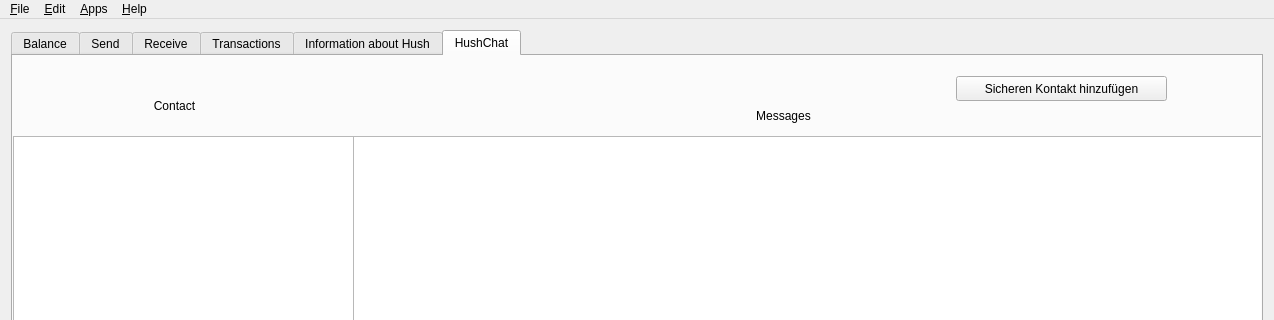
jahway603/SilentDragonLite, file src/mainwindow.ui: the form before one commit; both pictures show x 0 to 1274 and y 0 to 320 of the 1274 by 779 pixel window.
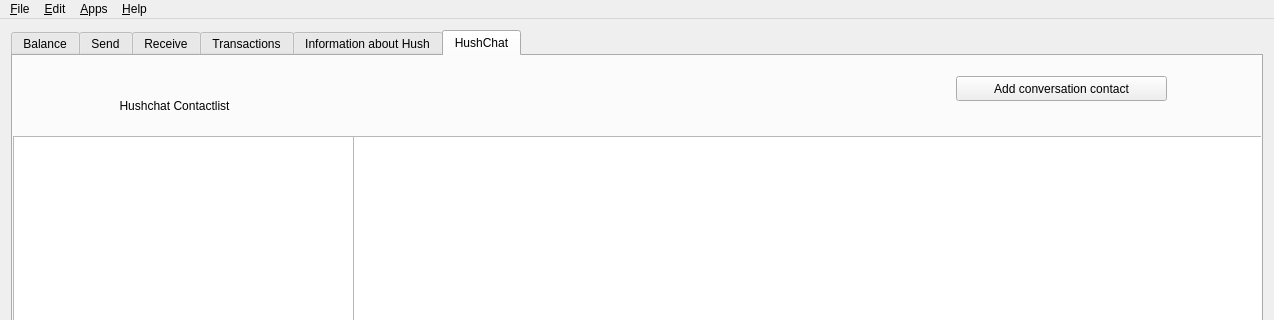
The form after the commit. Icons and pictures are not drawn. Custom widgets are drawn as their Qt base class.

What changed in the file:
```diff
--- a/src/mainwindow.ui
+++ b/src/mainwindow.ui
@@ -1348,7 +1348,7 @@
          </rect>
         </property>
         <property name="text">
-         <string>&lt;html&gt;&lt;head/&gt;&lt;body&gt;&lt;p align=&quot;center&quot;&gt;Contact&lt;/p&gt;&lt;/body&gt;&lt;/html&gt;</string>
+         <string>&lt;html&gt;&lt;head/&gt;&lt;body&gt;&lt;p align=&quot;center&quot;&gt;Hushchat Contactlist&lt;/p&gt;&lt;/body&gt;&lt;/html&gt;</string>
         </property>
        </widget>
        <widget class="QLabel" name="label_40">
@@ -1393,14 +1393,14 @@
        <widget class="QLabel" name="label_41">
         <property name="geometry">
          <rect>
-          <x>340</x>
+          <x>720</x>
           <y>50</y>
-          <width>861</width>
+          <width>481</width>
           <height>20</height>
          </rect>
         </property>
         <property name="text">
-         <string>&lt;html&gt;&lt;head/&gt;&lt;body&gt;&lt;p align=&quot;center&quot;&gt;Messages&lt;/p&gt;&lt;/body&gt;&lt;/html&gt;</string>
+         <string>&lt;html&gt;&lt;head/&gt;&lt;body&gt;&lt;p align=&quot;center&quot;&gt;&lt;br/&gt;&lt;/p&gt;&lt;/body&gt;&lt;/html&gt;</string>
         </property>
        </widget>
        <widget class="QListWidget" name="listChatMemo">
@@ -1505,7 +1505,7 @@
          </size>
         </property>
         <property name="text">
-         <string>Sicheren Kontakt hinzufügen</string>
+         <string>Add conversation contact</string>
         </property>
         <property name="flat">
          <bool>false</bool>
```
Left out of the diff: 2 changed lines with no effect on the pictures.
